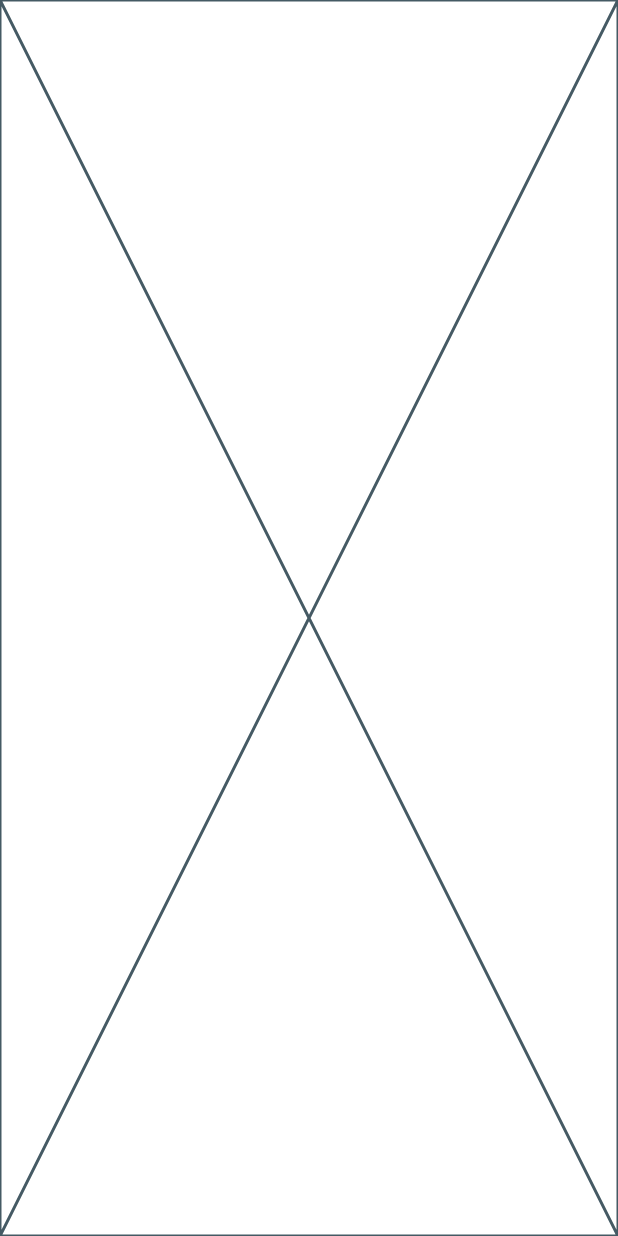
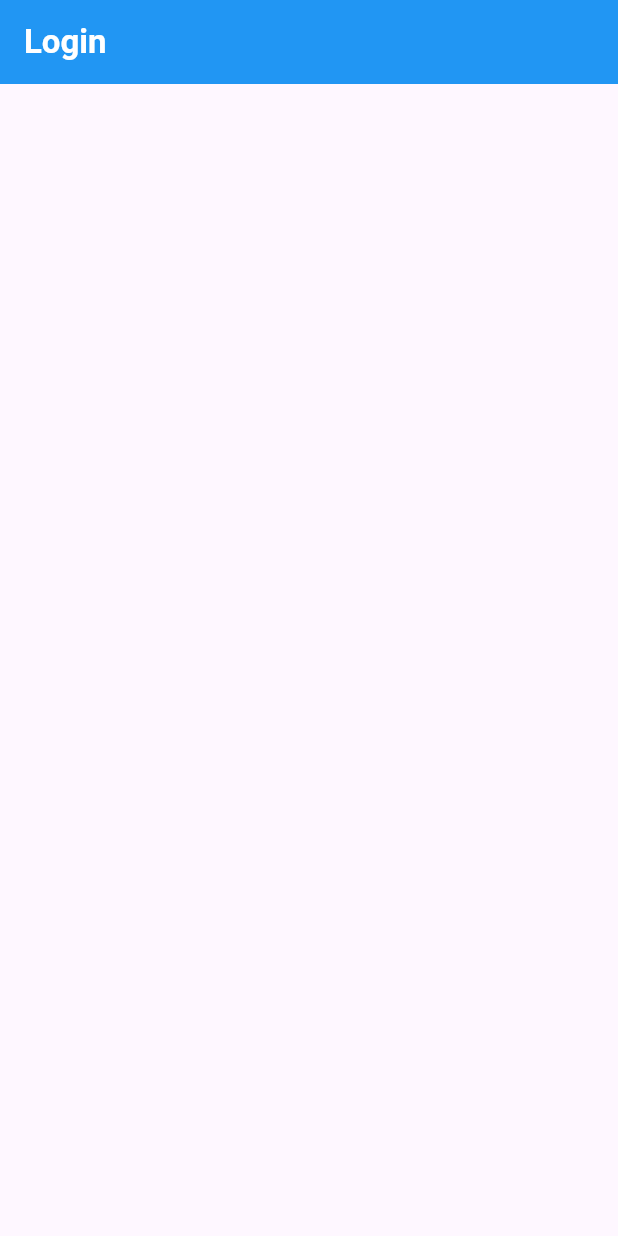
Before and after one commit to EchoOfHer/lab_4aug, a Flutter app: the screen it shows after launch, on a phone screen of 412 x 824 dp. Run offline on Flutter 3.47's test engine with Material 3 defaults, Android fonts, the phone set to English and light mode, and no system bars.

Commit message:
Add: AppBar

```diff
--- a/lib/Lab-week4/Assignment_1.dart
+++ b/lib/Lab-week4/Assignment_1.dart
@@ -10,6 +10,14 @@ class Login extends StatefulWidget {
 class _LoginState extends State<Login> {
   @override
   Widget build(BuildContext context) {
-    return const Placeholder();
+    return Scaffold(
+      appBar: AppBar(
+        title: Text(
+          'Login',
+          style: TextStyle(color: Colors.white, fontWeight: FontWeight.bold),
+        ),
+        backgroundColor: Colors.blue,
+      ),
+    );
   }
 }
```
